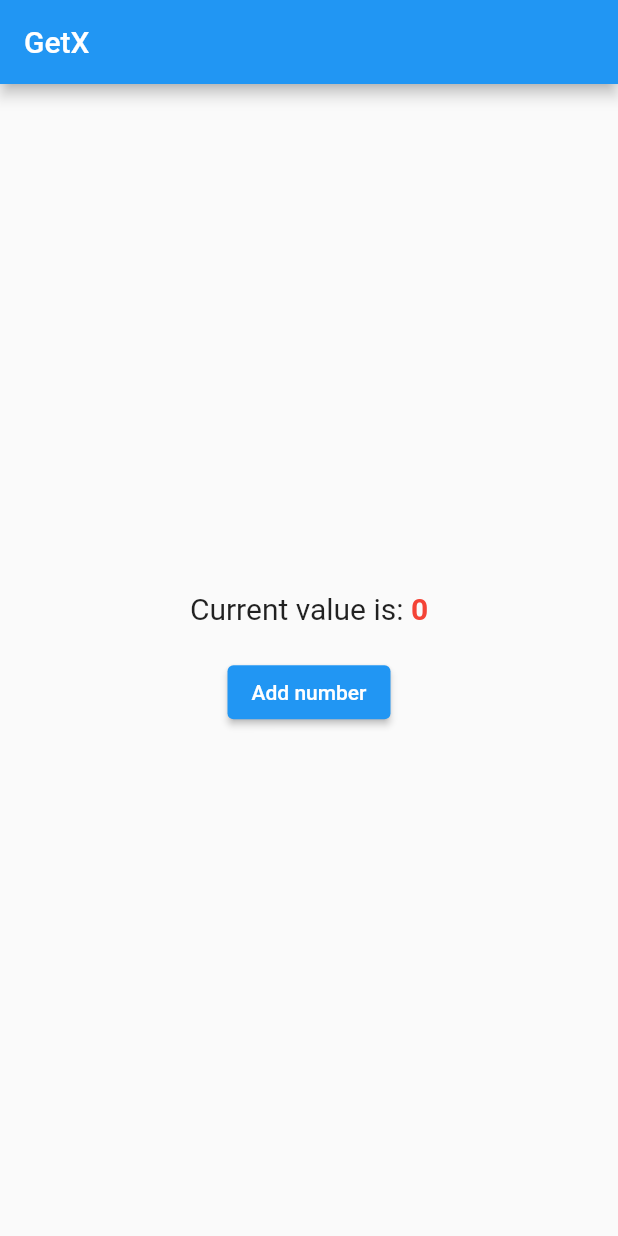
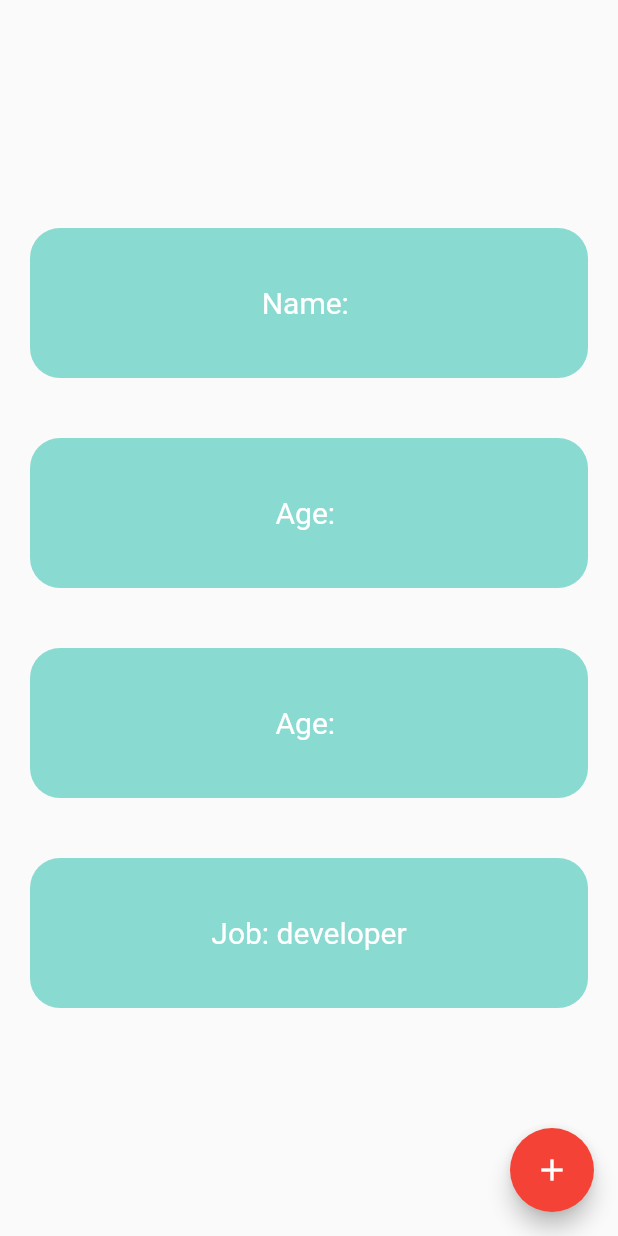
Before and after one commit to y8nju/flutter_getX, a Flutter app: the screen it shows after launch, on a phone screen of 412 x 824 dp. Run offline on Flutter 3.47's test engine with Material 2 defaults, Android fonts, the phone set to English and light mode, and no system bars; our stand-ins replace get.

```diff
--- a/lib/controller.dart
+++ b/lib/controller.dart
@@ -1,11 +1,13 @@
 import 'package:get/get.dart';
+import 'package:getx_begginer/model.dart';
 
 class Controller extends GetxController {
-  int _x = 0;
-  int get x => _x;
-
-  void increment() {
-    _x++;
+  final person = Person().obs; // obs(observable): Rs 데이터 스트림 관찰
+  void updateInfo() {
+    person.update((val) {
+      val?.age++; // null값이 들어올 수 있으므로 ?
+      val?.name = 'Aru';
+    });
     update();
   }
 }
--- a/lib/main.dart
+++ b/lib/main.dart
@@ -1,6 +1,7 @@
 import 'package:flutter/material.dart';
 import 'package:getx_begginer/controller.dart';
 import 'package:get/get.dart';
+import 'package:getx_begginer/personal_card_widget.dart';
 
 void main() => runApp(MyApp());
 
@@ -12,50 +13,8 @@ class MyApp extends StatelessWidget {
     // Controller controller = Get.put(Controller());
     // GetBuilder<Controller> ( init : Controller(),), 와 동일
 
-    return MaterialApp(
-      home: Scaffold(
-          appBar: AppBar(
-            title: Text('GetX'),
-          ),
-          body: Center(
-            child: Column(
-              mainAxisAlignment: MainAxisAlignment.center,
-              crossAxisAlignment: CrossAxisAlignment.center,
-              children: [
-                GetBuilder<Controller>(
-                  init: Controller(),
-                  builder: (_) => Text.rich(
-                    TextSpan(
-                      style: TextStyle(
-                        fontSize: 20,
-                      ),
-                      children: [
-                        TextSpan(
-                          text: 'Current value is: ',
-                        ),
-                        TextSpan(
-                          text: '${Get.find<Controller>().x}',
-                          style: TextStyle(
-                            fontWeight: FontWeight.bold,
-                            color: Colors.red,
-                          ),
-                        ),
-                      ],
-                    ),
-                  ),
-                ),
-                SizedBox(
-                  height: 20,
-                ),
-                ElevatedButton(
-                  onPressed: () {
-                    Get.find<Controller>().increment();
-                  },
-                  child: Text('Add number'),
-                ),
-              ],
-            ),
-          )),
+    return GetMaterialApp(
+      home: PersonalCard(),
     );
   }
 }
--- /dev/null
+++ b/lib/model.dart
@@ -0,0 +1,6 @@
+class Person {
+  Person({this.age = 0, this.name = '', this.job = 'developer'});
+  int age;
+  String name;
+  String job;
+}
--- /dev/null
+++ b/lib/personal_card_widget.dart
@@ -0,0 +1,154 @@
+import 'package:flutter/material.dart';
+import 'package:get/get.dart';
+import 'package:getx_begginer/controller.dart';
+
+class PersonalCard extends StatelessWidget {
+  PersonalCard({Key? key}) : super(key: key);
+  final Controller controller = Get.put(Controller());
+
+  // GexX
+  // - Obx:
+  //    Observable(obs)의 변화를 listen
+  //    Controller인스턴스가 미리 다른 곳에 initialize 되어 있어야 함
+  // - GetX:
+  //    Observable(obs)의 변화를 listen
+  //    자체적으로 Controller 인스턴스를 initialize 할 수도 있음
+  //    Obx보다 다양한 기능을 내장하고 있어서 좀 더 무거움
+  // - GetBuilder:
+  //    Observable(obs)의 변화를 listen 하지 않음
+  //    수동으로 UI를 리빌드 해야하기에 반드시 update메서드를 호출해야 함
+  //    자체적으로 Controller 인스턴스를 initialize 할 수 있음
+
+  @override
+  Widget build(BuildContext context) {
+    return Scaffold(
+      body: Center(
+        child: Column(
+          mainAxisAlignment: MainAxisAlignment.center,
+          crossAxisAlignment: CrossAxisAlignment.center,
+          children: [
+            Container(
+              margin: EdgeInsets.all(20),
+              width: double.maxFinite,
+              height: 100,
+              decoration: BoxDecoration(
+                borderRadius: BorderRadius.circular(20),
+                color: Color(0xFF89dad0),
+              ),
+              child: Center(
+                // GetX
+                child: GetX<Controller>(
+                  builder: (_) => Text.rich(
+                    TextSpan(
+                      style: TextStyle(
+                        fontSize: 20,
+                        color: Colors.white,
+                        textBaseline: TextBaseline.ideographic,
+                      ),
+                      children: [
+                        TextSpan(text: 'Name: '),
+                        if (controller.person().name.isNotEmpty)
+                          TextSpan(text: '${controller.person().name}')
+                      ],
+                    ),
+                  ),
+                ),
+              ),
+            ),
+            Container(
+              margin: EdgeInsets.all(20),
+              width: double.maxFinite,
+              height: 100,
+              decoration: BoxDecoration(
+                borderRadius: BorderRadius.circular(20),
+                color: Color(0xFF89dad0),
+              ),
+              child: Center(
+                // Obx
+                child: Obx(
+                  () => Text.rich(
+                    TextSpan(
+                      style: TextStyle(
+                        fontSize: 20,
+                        color: Colors.white,
+                        textBaseline: TextBaseline.ideographic,
+                      ),
+                      children: [
+                        TextSpan(text: 'Age: '),
+                        if (controller.person().age != 0)
+                          TextSpan(text: '${controller.person().age}')
+                      ],
+                    ),
+                  ),
+                ),
+              ),
+            ),
+            Container(
+              margin: EdgeInsets.all(20),
+              width: double.maxFinite,
+              height: 100,
+              decoration: BoxDecoration(
+                borderRadius: BorderRadius.circular(20),
+                color: Color(0xFF89dad0),
+              ),
+              child: Center(
+                  child: GetX(
+                init: Controller(),
+                builder: (controller) => Text.rich(
+                  TextSpan(
+                    style: TextStyle(
+                      fontSize: 20,
+                      color: Colors.white,
+                      textBaseline: TextBaseline.ideographic,
+                    ),
+                    children: [
+                      TextSpan(text: 'Age: '),
+                      if (Get.find<Controller>().person().age > 0)
+                        TextSpan(
+                          text: Get.find<Controller>().person().age.toString(),
+                        ),
+                    ],
+                  ),
+                ),
+              )),
+            ),
+            Container(
+              margin: EdgeInsets.all(20),
+              width: double.maxFinite,
+              height: 100,
+              decoration: BoxDecoration(
+                borderRadius: BorderRadius.circular(20),
+                color: Color(0xFF89dad0),
+              ),
+              child: Center(
+                  child: GetX(
+                init: Controller(),
+                builder: (controller) => Text.rich(
+                  TextSpan(
+                    style: TextStyle(
+                      fontSize: 20,
+                      color: Colors.white,
+                      textBaseline: TextBaseline.ideographic,
+                    ),
+                    children: [
+                      TextSpan(text: 'Job: '),
+                      if (Get.find<Controller>().person().job != null)
+                        TextSpan(text: Get.find<Controller>().person().job),
+                    ],
+                  ),
+                ),
+              )),
+            ),
+          ],
+        ),
+      ),
+      floatingActionButton: FloatingActionButton(
+        onPressed: () {
+          controller.updateInfo();
+        },
+        child: Icon(Icons.add),
+        backgroundColor: Colors.red,
+      ),
+    );
+  }
+}
```
